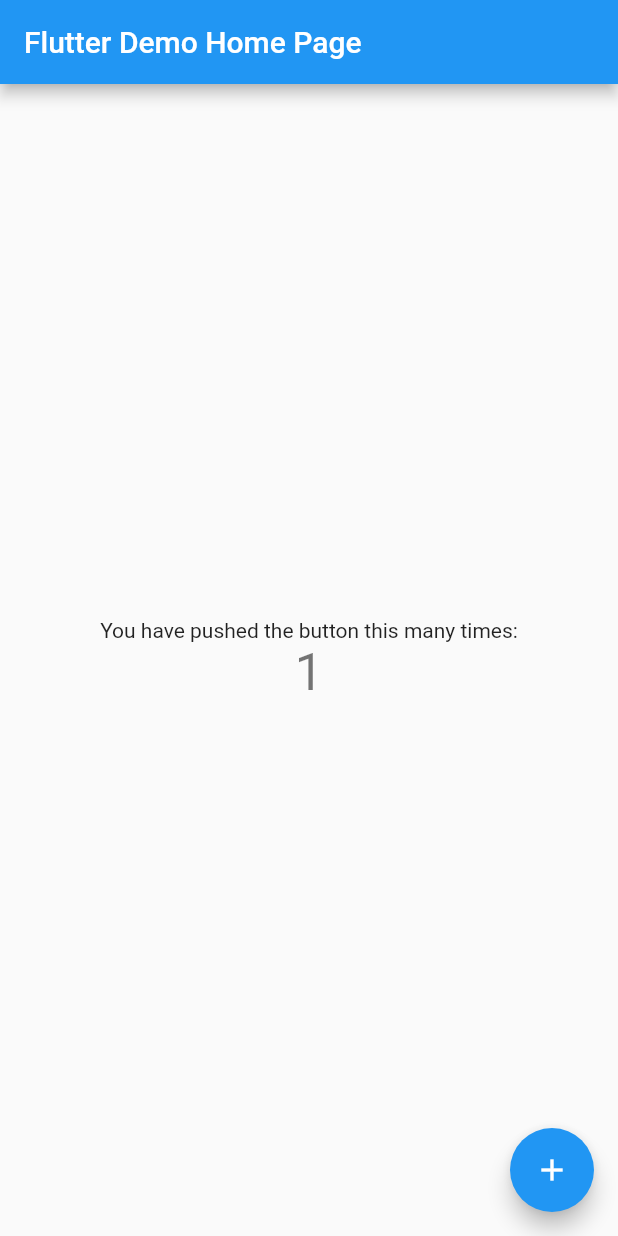
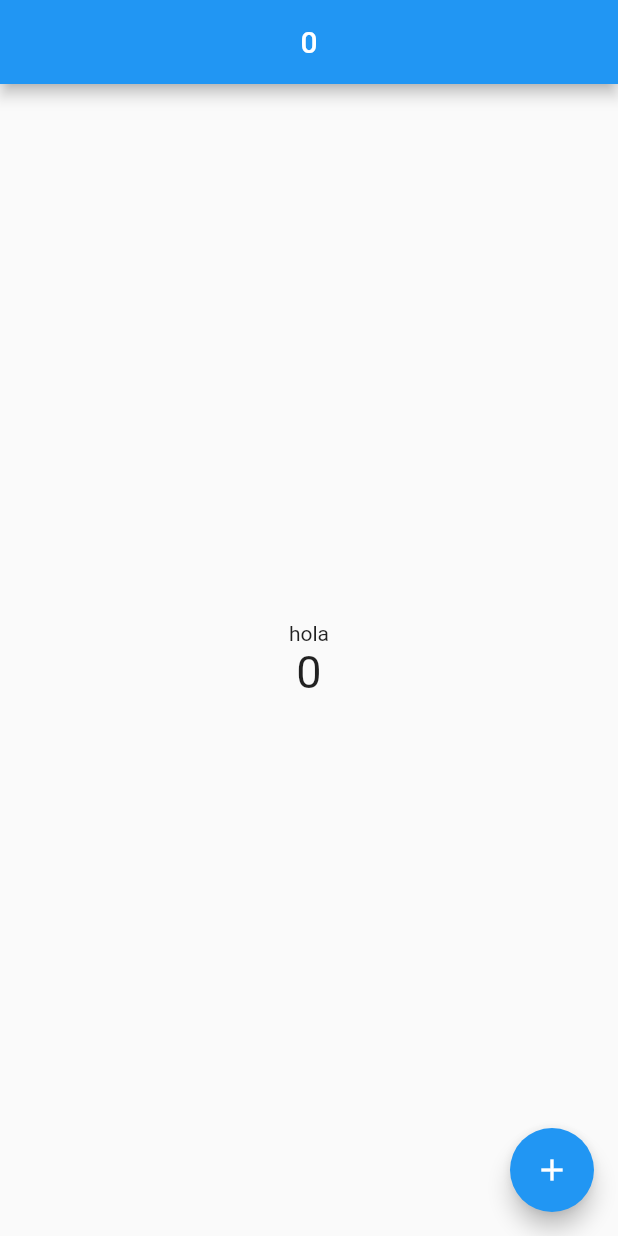
Before and after one commit to hector2d2/flutter-stateManagement, a Flutter app: the screen it shows after launch, after a tap on the "add" icon, on a phone screen of 412 x 824 dp. Run offline on Flutter 3.47's test engine with Material 2 defaults, Android fonts, the phone set to English and light mode, and no system bars.

```diff
--- /dev/null
+++ b/lib/custom_state_management/custom_controller.dart
@@ -0,0 +1,7 @@
+import 'package:flutter/widgets.dart';
+
+abstract class CustomController with ChangeNotifier {
+  void update() {
+    notifyListeners();
+  }
+}
--- /dev/null
+++ b/lib/custom_state_management/custom_provider.dart
@@ -0,0 +1,22 @@
+import 'package:flutter/material.dart';
+
+import 'custom_controller.dart';
+
+class CustomProvider<T extends CustomController> extends InheritedWidget {
+  CustomProvider({
+    Key key = const Key('customProvider'),
+    required this.controller,
+    required Widget child,
+  }) : super(key: key, child: child);
+
+  final T controller;
+
+  @override
+  bool updateShouldNotify(covariant InheritedWidget oldWidget) => false;
+
+  static T of<T extends CustomController>(BuildContext context) {
+    final provider =
+        context.getElementForInheritedWidgetOfExactType<CustomProvider<T>>();
+    return (provider?.widget as CustomProvider).controller as T;
+  }
+}
--- a/lib/main.dart
+++ b/lib/main.dart
@@ -1,113 +1,15 @@
 import 'package:flutter/material.dart';
 
-void main() {
-  runApp(MyApp());
-}
+import 'views/home/home.dart';
+
+void main() => runApp(MyApp());
 
 class MyApp extends StatelessWidget {
-  // This widget is the root of your application.
   @override
   Widget build(BuildContext context) {
     return MaterialApp(
-      title: 'Flutter Demo',
-      theme: ThemeData(
-        // This is the theme of your application.
-        //
-        // Try running your application with "flutter run". You'll see the
-        // application has a blue toolbar. Then, without quitting the app, try
-        // changing the primarySwatch below to Colors.green and then invoke
-        // "hot reload" (press "r" in the console where you ran "flutter run",
-        // or simply save your changes to "hot reload" in a Flutter IDE).
-        // Notice that the counter didn't reset back to zero; the application
-        // is not restarted.
-        primarySwatch: Colors.blue,
-      ),
-      home: MyHomePage(title: 'Flutter Demo Home Page'),
+      title: 'Material App',
+      home: HomeView(),
     );
   }
 }
-
-class MyHomePage extends StatefulWidget {
-  MyHomePage({Key? key, required this.title}) : super(key: key);
-
-  // This widget is the home page of your application. It is stateful, meaning
-  // that it has a State object (defined below) that contains fields that affect
-  // how it looks.
-
-  // This class is the configuration for the state. It holds the values (in this
-  // case the title) provided by the parent (in this case the App widget) and
-  // used by the build method of the State. Fields in a Widget subclass are
-  // always marked "final".
-
-  final String title;
-
-  @override
-  _MyHomePageState createState() => _MyHomePageState();
-}
-
-class _MyHomePageState extends State<MyHomePage> {
-  int _counter = 0;
-
-  void _incrementCounter() {
-    setState(() {
-      // This call to setState tells the Flutter framework that something has
-      // changed in this State, which causes it to rerun the build method below
-      // so that the display can reflect the updated values. If we changed
-      // _counter without calling setState(), then the build method would not be
-      // called again, and so nothing would appear to happen.
-      _counter++;
-    });
-  }
-
-  @override
-  Widget build(BuildContext context) {
-    // This method is rerun every time setState is called, for instance as done
-    // by the _incrementCounter method above.
-    //
-    // The Flutter framework has been optimized to make rerunning build methods
-    // fast, so that you can just rebuild anything that needs updating rather
-    // than having to individually change instances of widgets.
-    return Scaffold(
-      appBar: AppBar(
-        // Here we take the value from the MyHomePage object that was created by
-        // the App.build method, and use it to set our appbar title.
-        title: Text(widget.title),
-      ),
-      body: Center(
-        // Center is a layout widget. It takes a single child and positions it
-        // in the middle of the parent.
-        child: Column(
-          // Column is also a layout widget. It takes a list of children and
-          // arranges them vertically. By default, it sizes itself to fit its
-          // children horizontally, and tries to be as tall as its parent.
-          //
-          // Invoke "debug painting" (press "p" in the console, choose the
-          // "Toggle Debug Paint" action from the Flutter Inspector in Android
-          // Studio, or the "Toggle Debug Paint" command in Visual Studio Code)
-          // to see the wireframe for each widget.
-          //
-          // Column has various properties to control how it sizes itself and
-          // how it positions its children. Here we use mainAxisAlignment to
-          // center the children vertically; the main axis here is the vertical
-          // axis because Columns are vertical (the cross axis would be
-          // horizontal).
-          mainAxisAlignment: MainAxisAlignment.center,
-          children: <Widget>[
-            Text(
-              'You have pushed the button this many times:',
-            ),
-            Text(
-              '$_counter',
-              style: Theme.of(context).textTheme.headline4,
-            ),
-          ],
-        ),
-      ),
-      floatingActionButton: FloatingActionButton(
-        onPressed: _incrementCounter,
-        tooltip: 'Increment',
-        child: Icon(Icons.add),
-      ), // This trailing comma makes auto-formatting nicer for build methods.
-    );
-  }
-}
--- /dev/null
+++ b/lib/views/home/controller.dart
@@ -0,0 +1,11 @@
+import 'package:manejador_estados/custom_state_management/custom_controller.dart';
+
+class HomeController extends CustomController {
+  int counter = 0;
+
+  void increment() {
+    counter++;
+    print(counter);
+    update();
+  }
+}
--- /dev/null
+++ b/lib/views/home/home.dart
@@ -0,0 +1,47 @@
+import 'package:flutter/material.dart';
+import 'package:manejador_estados/custom_state_management/custom_provider.dart';
+import 'package:manejador_estados/views/home/controller.dart';
+import 'package:manejador_estados/views/home/widgets/app_bar_text.dart';
+
+class HomeView extends StatelessWidget {
+  @override
+  Widget build(BuildContext context) {
+    return CustomProvider<HomeController>(
+      controller: HomeController(),
+      child: Scaffold(
+        appBar: AppBar(
+          title: AppBarText(),
+          centerTitle: true,
+        ),
+        body: Container(
+          width: double.infinity,
+          height: double.infinity,
+          child: Column(
+            mainAxisAlignment: MainAxisAlignment.center,
+            children: [
+              Text('hola'),
+              Builder(builder: (BuildContext context) {
+                final controller = CustomProvider.of<HomeController>(context);
+                return Text(
+                  '${controller.counter}',
+                  style: TextStyle(fontSize: 30),
+                );
+              })
+            ],
+          ),
+        ),
+        floatingActionButton: Builder(
+          builder: (BuildContext context) {
+            final controller = CustomProvider.of<HomeController>(context);
+            return FloatingActionButton(
+              onPressed: () {
+                controller.increment();
+              },
+              child: Icon(Icons.add),
+            );
+          },
+        ),
+      ),
+    );
+  }
+}
--- /dev/null
+++ b/lib/views/home/widgets/app_bar_text.dart
@@ -0,0 +1,11 @@
+import 'package:flutter/material.dart';
+import 'package:manejador_estados/custom_state_management/custom_provider.dart';
+import 'package:manejador_estados/views/home/controller.dart';
+
+class AppBarText extends StatelessWidget {
+  @override
+  Widget build(BuildContext context) {
+    final controller = CustomProvider.of<HomeController>(context);
+    return Text('${controller.counter}');
+  }
+}
```
